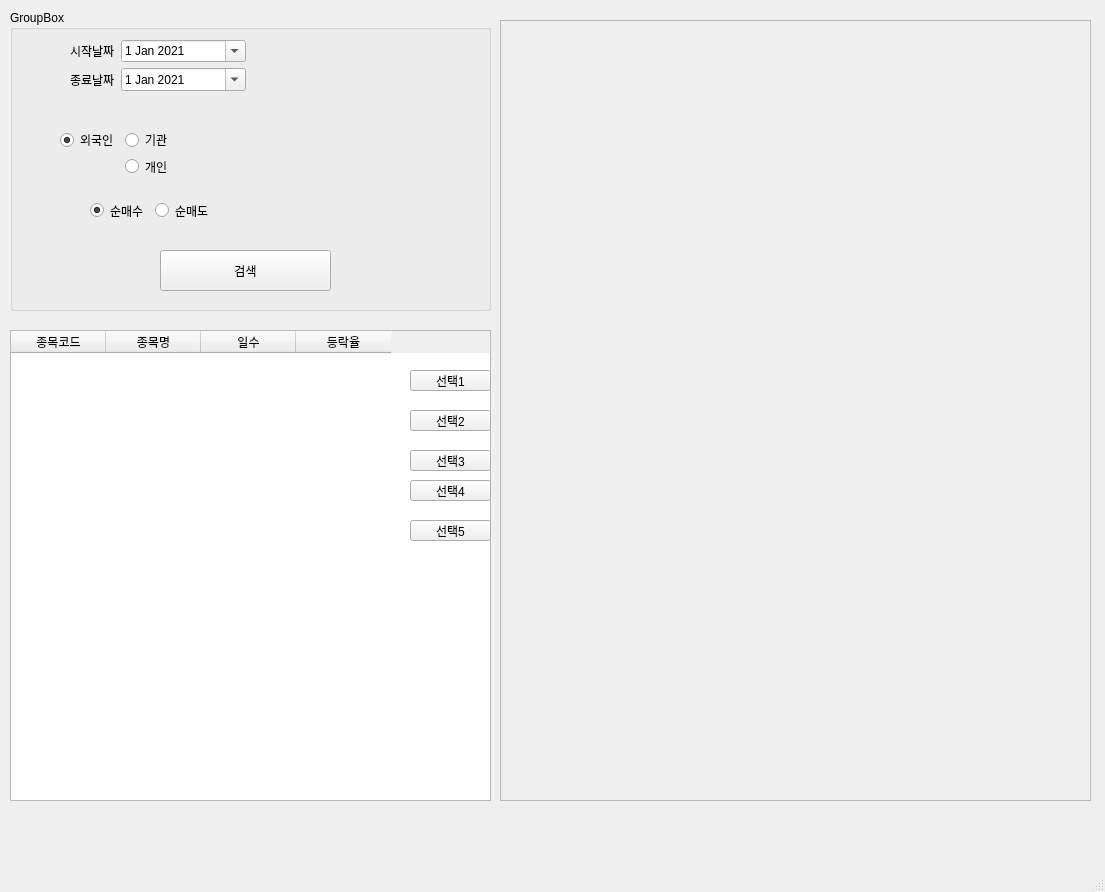
Above: stock.ui from ashildlee/project before the change. Below: the same form after it.
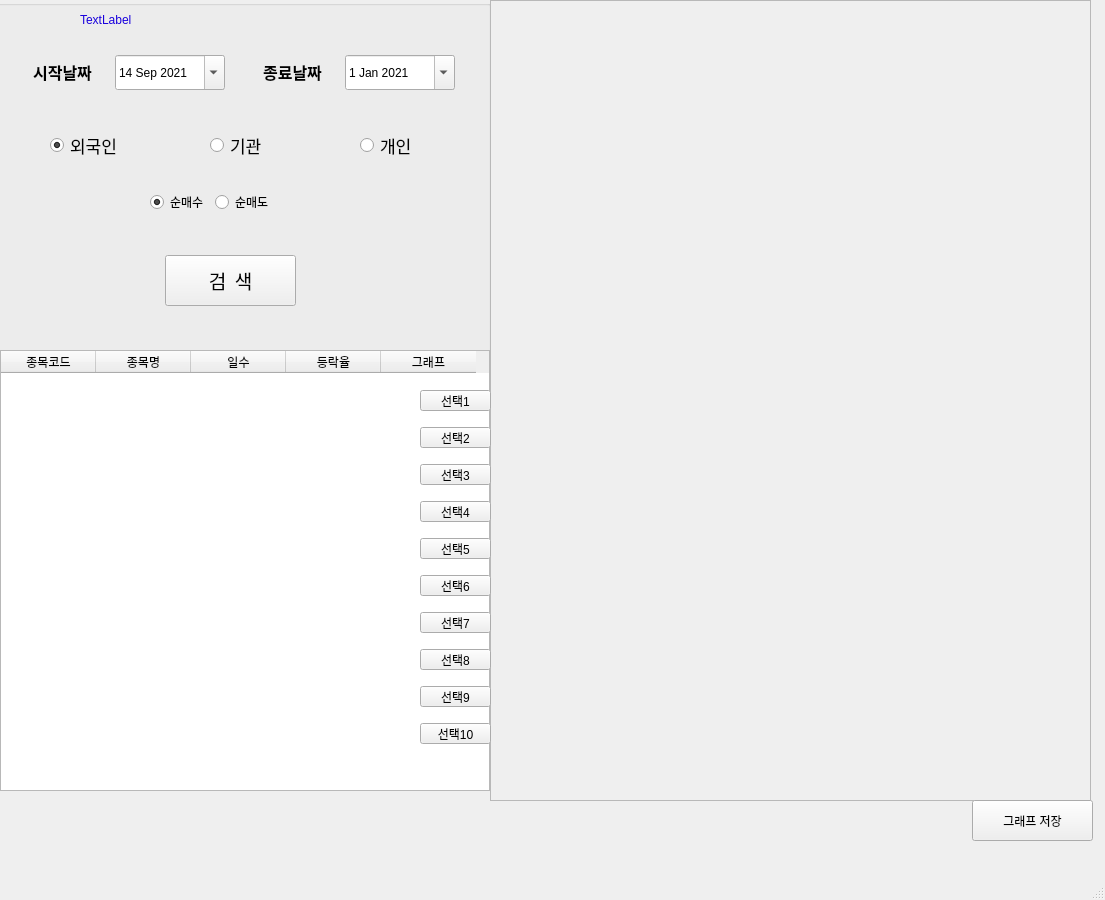
That is the form after the change.

```diff
--- a/stock.ui
+++ b/stock.ui
@@ -7,9 +7,15 @@
     <x>0</x>
     <y>0</y>
     <width>1105</width>
-    <height>892</height>
+    <height>900</height>
    </rect>
   </property>
+  <property name="minimumSize">
+   <size>
+    <width>1100</width>
+    <height>900</height>
+   </size>
+  </property>
   <property name="windowTitle">
    <string>MainWindow</string>
   </property>
@@ -17,133 +23,269 @@
    <widget class="QGroupBox" name="groupBox">
     <property name="geometry">
      <rect>
-      <x>10</x>
-      <y>10</y>
-      <width>481</width>
-      <height>301</height>
+      <x>-10</x>
+      <y>0</y>
+      <width>501</width>
+      <height>361</height>
      </rect>
     </property>
+    <property name="styleSheet">
+     <string notr="true"/>
+    </property>
     <property name="title">
-     <string>GroupBox</string>
+     <string/>
     </property>
     <widget class="QPushButton" name="btn_search">
      <property name="geometry">
       <rect>
-       <x>150</x>
-       <y>240</y>
-       <width>171</width>
-       <height>41</height>
-      </rect>
-     </property>
-     <property name="text">
-      <string>검색</string>
-     </property>
-    </widget>
-    <widget class="QWidget" name="layoutWidget">
-     <property name="geometry">
-      <rect>
-       <x>50</x>
-       <y>120</y>
-       <width>381</width>
-       <height>47</height>
-      </rect>
-     </property>
-     <layout class="QFormLayout" name="formLayout">
-      <item row="0" column="0">
-       <widget class="QRadioButton" name="radio_supplier_1">
-        <property name="text">
-         <string>외국인</string>
-        </property>
-        <property name="checked">
-         <bool>true</bool>
-        </property>
-       </widget>
-      </item>
-      <item row="0" column="1">
-       <widget class="QRadioButton" name="radio_supplier_2">
-        <property name="text">
-         <string>기관</string>
-        </property>
-       </widget>
-      </item>
-      <item row="1" column="1">
-       <widget class="QRadioButton" name="radio_supplier_3">
-        <property name="text">
-         <string>개인</string>
-        </property>
-       </widget>
-      </item>
-     </layout>
-    </widget>
-    <widget class="QWidget" name="layoutWidget">
-     <property name="geometry">
-      <rect>
-       <x>60</x>
-       <y>30</y>
-       <width>176</width>
+       <x>175</x>
+       <y>255</y>
+       <width>131</width>
        <height>51</height>
       </rect>
      </property>
-     <layout class="QFormLayout" name="formLayout_2">
-      <item row="0" column="0">
-       <widget class="QLabel" name="label">
-        <property name="text">
-         <string>시작날짜</string>
-        </property>
-       </widget>
-      </item>
-      <item row="0" column="1">
-       <widget class="QDateEdit" name="date_start">
-        <property name="calendarPopup">
-         <bool>true</bool>
-        </property>
-        <property name="date">
-         <date>
-          <year>2021</year>
-          <month>1</month>
-          <day>1</day>
-         </date>
-        </property>
-       </widget>
-      </item>
-      <item row="1" column="1">
-       <widget class="QDateEdit" name="date_end">
-        <property name="calendarPopup">
-         <bool>true</bool>
-        </property>
-        <property name="date">
-         <date>
-          <year>2021</year>
-          <month>1</month>
-          <day>1</day>
-         </date>
-        </property>
-       </widget>
-      </item>
-      <item row="1" column="0">
-       <widget class="QLabel" name="label_2">
-        <property name="text">
-         <string>종료날짜</string>
-        </property>
-       </widget>
-      </item>
-     </layout>
+     <property name="font">
+      <font>
+       <family>휴먼편지체</family>
+       <pointsize>14</pointsize>
+      </font>
+     </property>
+     <property name="styleSheet">
+      <string notr="true"/>
+     </property>
+     <property name="text">
+      <string>검  색</string>
+     </property>
+    </widget>
+    <widget class="QLabel" name="label">
+     <property name="geometry">
+      <rect>
+       <x>35</x>
+       <y>55</y>
+       <width>75</width>
+       <height>35</height>
+      </rect>
+     </property>
+     <property name="font">
+      <font>
+       <family>휴먼편지체</family>
+       <pointsize>15</pointsize>
+       <weight>50</weight>
+       <italic>false</italic>
+       <bold>false</bold>
+      </font>
+     </property>
+     <property name="toolTip">
+      <string>&lt;html&gt;&lt;head/&gt;&lt;body&gt;&lt;p align=&quot;center&quot;&gt;&lt;br/&gt;&lt;/p&gt;&lt;/body&gt;&lt;/html&gt;</string>
+     </property>
+     <property name="styleSheet">
+      <string notr="true">font: 15pt &quot;휴먼편지체&quot;;</string>
+     </property>
+     <property name="text">
+      <string>&lt;html&gt;&lt;head/&gt;&lt;body&gt;&lt;p align=&quot;center&quot;&gt;&lt;span style=&quot; font-size:12pt; font-weight:600;&quot;&gt;시작날짜&lt;/span&gt;&lt;/p&gt;&lt;/body&gt;&lt;/html&gt;</string>
+     </property>
+    </widget>
+    <widget class="QDateEdit" name="date_start">
+     <property name="geometry">
+      <rect>
+       <x>125</x>
+       <y>55</y>
+       <width>110</width>
+       <height>35</height>
+      </rect>
+     </property>
+     <property name="styleSheet">
+      <string notr="true">font: 10pt &quot;휴먼편지체&quot;;</string>
+     </property>
+     <property name="maximumDateTime">
+      <datetime>
+       <hour>23</hour>
+       <minute>59</minute>
+       <second>59</second>
+       <year>2021</year>
+       <month>11</month>
+       <day>30</day>
+      </datetime>
+     </property>
+     <property name="minimumDateTime">
+      <datetime>
+       <hour>0</hour>
+       <minute>0</minute>
+       <second>0</second>
+       <year>2019</year>
+       <month>1</month>
+       <day>2</day>
+      </datetime>
+     </property>
+     <property name="calendarPopup">
+      <bool>true</bool>
+     </property>
+     <property name="date">
+      <date>
+       <year>2021</year>
+       <month>9</month>
+       <day>14</day>
+      </date>
+     </property>
+    </widget>
+    <widget class="QLabel" name="label_2">
+     <property name="geometry">
+      <rect>
+       <x>265</x>
+       <y>55</y>
+       <width>75</width>
+       <height>35</height>
+      </rect>
+     </property>
+     <property name="font">
+      <font>
+       <family>휴먼편지체</family>
+       <pointsize>15</pointsize>
+       <weight>50</weight>
+       <italic>false</italic>
+       <bold>false</bold>
+      </font>
+     </property>
+     <property name="styleSheet">
+      <string notr="true">font: 15pt &quot;휴먼편지체&quot;;</string>
+     </property>
+     <property name="text">
+      <string>&lt;html&gt;&lt;head/&gt;&lt;body&gt;&lt;p align=&quot;center&quot;&gt;&lt;span style=&quot; font-size:12pt; font-weight:600;&quot;&gt;종료날짜&lt;/span&gt;&lt;/p&gt;&lt;/body&gt;&lt;/html&gt;</string>
+     </property>
+    </widget>
+    <widget class="QDateEdit" name="date_end">
+     <property name="geometry">
+      <rect>
+       <x>355</x>
+       <y>55</y>
+       <width>110</width>
+       <height>35</height>
+      </rect>
+     </property>
+     <property name="styleSheet">
+      <string notr="true">font: 10pt &quot;휴먼편지체&quot;;</string>
+     </property>
+     <property name="maximumDate">
+      <date>
+       <year>2021</year>
+       <month>11</month>
+       <day>30</day>
+      </date>
+     </property>
+     <property name="calendarPopup">
+      <bool>true</bool>
+     </property>
+     <property name="date">
+      <date>
+       <year>2021</year>
+       <month>1</month>
+       <day>1</day>
+      </date>
+     </property>
+    </widget>
+    <widget class="QRadioButton" name="radio_supplier_1">
+     <property name="geometry">
+      <rect>
+       <x>60</x>
+       <y>130</y>
+       <width>91</width>
+       <height>31</height>
+      </rect>
+     </property>
+     <property name="font">
+      <font>
+       <family>휴먼편지체</family>
+       <pointsize>13</pointsize>
+       <weight>50</weight>
+       <italic>false</italic>
+       <bold>false</bold>
+      </font>
+     </property>
+     <property name="styleSheet">
+      <string notr="true">font: 13pt &quot;휴먼편지체&quot;;</string>
+     </property>
+     <property name="text">
+      <string>외국인</string>
+     </property>
+     <property name="checked">
+      <bool>true</bool>
+     </property>
+    </widget>
+    <widget class="QRadioButton" name="radio_supplier_2">
+     <property name="geometry">
+      <rect>
+       <x>220</x>
+       <y>130</y>
+       <width>71</width>
+       <height>31</height>
+      </rect>
+     </property>
+     <property name="font">
+      <font>
+       <family>휴먼편지체</family>
+       <pointsize>13</pointsize>
+       <weight>50</weight>
+       <italic>false</italic>
+       <bold>false</bold>
+      </font>
+     </property>
+     <property name="styleSheet">
+      <string notr="true">font: 13pt &quot;휴먼편지체&quot;;</string>
+     </property>
+     <property name="text">
+      <string>기관</string>
+     </property>
+    </widget>
+    <widget class="QRadioButton" name="radio_supplier_3">
+     <property name="geometry">
+      <rect>
+       <x>370</x>
+       <y>130</y>
+       <width>71</width>
+       <height>31</height>
+      </rect>
+     </property>
+     <property name="font">
+      <font>
+       <family>휴먼편지체</family>
+       <pointsize>13</pointsize>
+       <weight>50</weight>
+       <italic>false</italic>
+       <bold>false</bold>
+      </font>
+     </property>
+     <property name="styleSheet">
+      <string notr="true">font: 13pt &quot;휴먼편지체&quot;;</string>
+     </property>
+     <property name="text">
+      <string>개인</string>
+     </property>
     </widget>
     <widget class="QWidget" name="layoutWidget">
      <property name="geometry">
       <rect>
-       <x>80</x>
+       <x>160</x>
        <y>190</y>
-       <width>153</width>
-       <height>21</height>
+       <width>165</width>
+       <height>32</height>
       </rect>
      </property>
-     <layout class="QFormLayout" name="formLayout_3">
+     <layout class="QFormLayout" name="formLayout">
       <item row="0" column="0">
        <widget class="QRadioButton" name="radio_buy">
+        <property name="styleSheet">
+         <string notr="true">font: 13pt &quot;Courier New&quot;;
+font: 13pt &quot;휴먼편지체&quot;;</string>
+        </property>
         <property name="text">
          <string>순매수</string>
         </property>
+        <property name="iconSize">
+         <size>
+          <width>20</width>
+          <height>20</height>
+         </size>
+        </property>
         <property name="checked">
          <bool>true</bool>
         </property>
@@ -151,6 +293,16 @@
       </item>
       <item row="0" column="1">
        <widget class="QRadioButton" name="radio_sell">
+        <property name="maximumSize">
+         <size>
+          <width>260</width>
+          <height>16777215</height>
+         </size>
+        </property>
+        <property name="styleSheet">
+         <string notr="true">font: 13pt &quot;Courier New&quot;;
+font: 13pt &quot;휴먼편지체&quot;;</string>
+        </property>
         <property name="text">
          <string>순매도</string>
         </property>
@@ -158,14 +310,31 @@
       </item>
      </layout>
     </widget>
+    <widget class="QLabel" name="label_3">
+     <property name="geometry">
+      <rect>
+       <x>90</x>
+       <y>10</y>
+       <width>361</width>
+       <height>20</height>
+      </rect>
+     </property>
+     <property name="styleSheet">
+      <string notr="true">font: 10pt &quot;휴먼편지체&quot;;
+color: rgb(25, 0, 221);</string>
+     </property>
+     <property name="text">
+      <string>TextLabel</string>
+     </property>
+    </widget>
    </widget>
    <widget class="QFrame" name="frame">
     <property name="geometry">
      <rect>
-      <x>500</x>
-      <y>20</y>
-      <width>591</width>
-      <height>781</height>
+      <x>490</x>
+      <y>0</y>
+      <width>601</width>
+      <height>801</height>
      </rect>
     </property>
     <property name="frameShape">
@@ -177,10 +346,10 @@
     <widget class="QWidget" name="verticalLayoutWidget">
      <property name="geometry">
       <rect>
-       <x>-1</x>
-       <y>-1</y>
-       <width>601</width>
-       <height>781</height>
+       <x>0</x>
+       <y>0</y>
+       <width>611</width>
+       <height>791</height>
       </rect>
      </property>
      <layout class="QVBoxLayout" name="verticalLayout"/>
@@ -189,12 +358,22 @@
    <widget class="QTableWidget" name="tableWidget">
     <property name="geometry">
      <rect>
-      <x>10</x>
-      <y>330</y>
-      <width>481</width>
-      <height>471</height>
+      <x>0</x>
+      <y>350</y>
+      <width>490</width>
+      <height>441</height>
      </rect>
     </property>
+    <property name="minimumSize">
+     <size>
+      <width>481</width>
+      <height>0</height>
+     </size>
+    </property>
+    <property name="styleSheet">
+     <string notr="true">font: 11pt &quot;휴먼편지체&quot;;
+</string>
+    </property>
     <attribute name="horizontalHeaderDefaultSectionSize">
      <number>95</number>
     </attribute>
@@ -202,32 +381,70 @@
      <property name="text">
       <string>종목코드</string>
      </property>
+     <property name="textAlignment">
+      <set>AlignCenter</set>
+     </property>
     </column>
     <column>
      <property name="text">
       <string>종목명</string>
      </property>
+     <property name="textAlignment">
+      <set>AlignCenter</set>
+     </property>
     </column>
     <column>
      <property name="text">
       <string>일수</string>
      </property>
+     <property name="textAlignment">
+      <set>AlignCenter</set>
+     </property>
     </column>
     <column>
      <property name="text">
       <string>등락율</string>
      </property>
+     <property name="textAlignment">
+      <set>AlignCenter</set>
+     </property>
+    </column>
+    <column>
+     <property name="text">
+      <string>그래프</string>
+     </property>
+     <property name="textAlignment">
+      <set>AlignCenter</set>
+     </property>
     </column>
    </widget>
    <widget class="QPushButton" name="pushButton">
     <property name="geometry">
      <rect>
-      <x>410</x>
-      <y>370</y>
-      <width>81</width>
+      <x>420</x>
+      <y>390</y>
+      <width>71</width>
       <height>21</height>
      </rect>
     </property>
+    <property name="styleSheet">
+     <string notr="true">font: 10pt &quot;휴먼편지체&quot;;
+ QPushButton#evilButton {
+     background-color: red;
+     border-style: outset;
+     border-width: 2px;
+     border-radius: 10px;
+     border-color: beige;
+     font: bold 14px;
+     min-width: 10em;
+     padding: 6px;
+ }
+ QPushButton#evilButton:pressed {
+     background-color: rgb(224, 0, 0);
+     border-style: inset;
+ }
+</string>
+    </property>
     <property name="text">
      <string>선택1</string>
     </property>
@@ -235,12 +452,15 @@
    <widget class="QPushButton" name="pushButton_2">
     <property name="geometry">
      <rect>
-      <x>410</x>
-      <y>410</y>
-      <width>81</width>
+      <x>420</x>
+      <y>427</y>
+      <width>71</width>
       <height>21</height>
      </rect>
     </property>
+    <property name="styleSheet">
+     <string notr="true">font: 10pt &quot;휴먼편지체&quot;;</string>
+    </property>
     <property name="text">
      <string>선택2</string>
     </property>
@@ -248,12 +468,15 @@
    <widget class="QPushButton" name="pushButton_3">
     <property name="geometry">
      <rect>
-      <x>410</x>
-      <y>450</y>
-      <width>81</width>
+      <x>420</x>
+      <y>464</y>
+      <width>71</width>
       <height>21</height>
      </rect>
     </property>
+    <property name="styleSheet">
+     <string notr="true">font: 10pt &quot;휴먼편지체&quot;;</string>
+    </property>
     <property name="text">
      <string>선택3</string>
     </property>
@@ -261,12 +484,15 @@
    <widget class="QPushButton" name="pushButton_4">
     <property name="geometry">
      <rect>
-      <x>410</x>
-      <y>480</y>
-      <width>81</width>
+      <x>420</x>
+      <y>501</y>
+      <width>71</width>
       <height>21</height>
      </rect>
     </property>
+    <property name="styleSheet">
+     <string notr="true">font: 10pt &quot;휴먼편지체&quot;;</string>
+    </property>
     <property name="text">
      <string>선택4</string>
     </property>
@@ -274,16 +500,115 @@
    <widget class="QPushButton" name="pushButton_5">
     <property name="geometry">
      <rect>
-      <x>410</x>
-      <y>520</y>
-      <width>81</width>
+      <x>420</x>
+      <y>538</y>
+      <width>71</width>
       <height>21</height>
      </rect>
     </property>
+    <property name="styleSheet">
+     <string notr="true">font: 10pt &quot;휴먼편지체&quot;;</string>
+    </property>
     <property name="text">
      <string>선택5</string>
     </property>
    </widget>
+   <widget class="QPushButton" name="pushButton_6">
+    <property name="geometry">
+     <rect>
+      <x>420</x>
+      <y>575</y>
+      <width>71</width>
+      <height>21</height>
+     </rect>
+    </property>
+    <property name="styleSheet">
+     <string notr="true">font: 10pt &quot;휴먼편지체&quot;;</string>
+    </property>
+    <property name="text">
+     <string>선택6</string>
+    </property>
+   </widget>
+   <widget class="QPushButton" name="pushButton_7">
+    <property name="geometry">
+     <rect>
+      <x>420</x>
+      <y>612</y>
+      <width>71</width>
+      <height>21</height>
+     </rect>
+    </property>
+    <property name="styleSheet">
+     <string notr="true">font: 10pt &quot;휴먼편지체&quot;;</string>
+    </property>
+    <property name="text">
+     <string>선택7</string>
+    </property>
+   </widget>
+   <widget class="QPushButton" name="pushButton_8">
+    <property name="geometry">
+     <rect>
+      <x>420</x>
+      <y>649</y>
+      <width>71</width>
+      <height>21</height>
+     </rect>
+    </property>
+    <property name="styleSheet">
+     <string notr="true">font: 10pt &quot;휴먼편지체&quot;;</string>
+    </property>
+    <property name="text">
+     <string>선택8</string>
+    </property>
+   </widget>
+   <widget class="QPushButton" name="pushButton_9">
+    <property name="geometry">
+     <rect>
+      <x>420</x>
+      <y>686</y>
+      <width>71</width>
+      <height>21</height>
+     </rect>
+    </property>
+    <property name="styleSheet">
+     <string notr="true">font: 10pt &quot;휴먼편지체&quot;;</string>
+    </property>
+    <property name="text">
+     <string>선택9</string>
+    </property>
+   </widget>
+   <widget class="QPushButton" name="pushButton_10">
+    <property name="geometry">
+     <rect>
+      <x>420</x>
+      <y>723</y>
+      <width>71</width>
+      <height>21</height>
+     </rect>
+    </property>
+    <property name="styleSheet">
+     <string notr="true">font: 10pt &quot;휴먼편지체&quot;;</string>
+    </property>
+    <property name="text">
+     <string>선택10</string>
+    </property>
+   </widget>
+   <widget class="QPushButton" name="pushButton_11">
+    <property name="geometry">
+     <rect>
+      <x>972</x>
+      <y>800</y>
+      <width>121</width>
+      <height>41</height>
+     </rect>
+    </property>
+    <property name="styleSheet">
+     <string notr="true">font: 12pt &quot;휴먼편지체&quot;;</string>
+    </property>
+    <property name="text">
+     <string>그래프 저장</string>
+    </property>
+   </widget>
   </widget>
   <widget class="QMenuBar" name="menubar">
    <property name="geometry">
```
